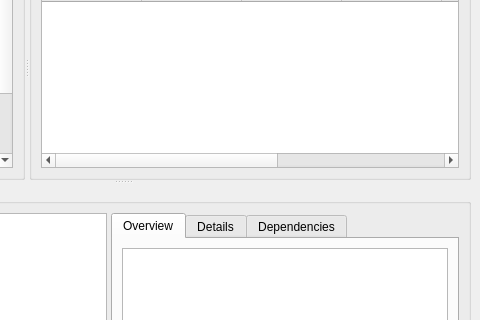
Above: mpkg/manager/pkgmanager.ui from BackupTheBerlios/mops before the change; both pictures show x 234 to 714 and y 199 to 519 of the 714 by 715 pixel window. Below: the same form after it.
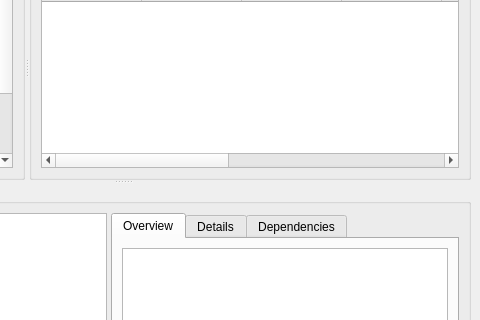
That is the form after the change.

Patch:
```diff
--- a/mpkg/manager/pkgmanager.ui
+++ b/mpkg/manager/pkgmanager.ui
@@ -473,6 +473,16 @@
              <string>Info</string>
             </property>
            </column>
+           <column>
+            <property name="text" >
+             <string>Install</string>
+            </property>
+           </column>
+           <column>
+            <property name="text" >
+             <string>ID</string>
+            </property>
+           </column>
           </widget>
          </item>
         </layout>
```
Left out of the diff: 12 changed lines with no effect on the pictures.
